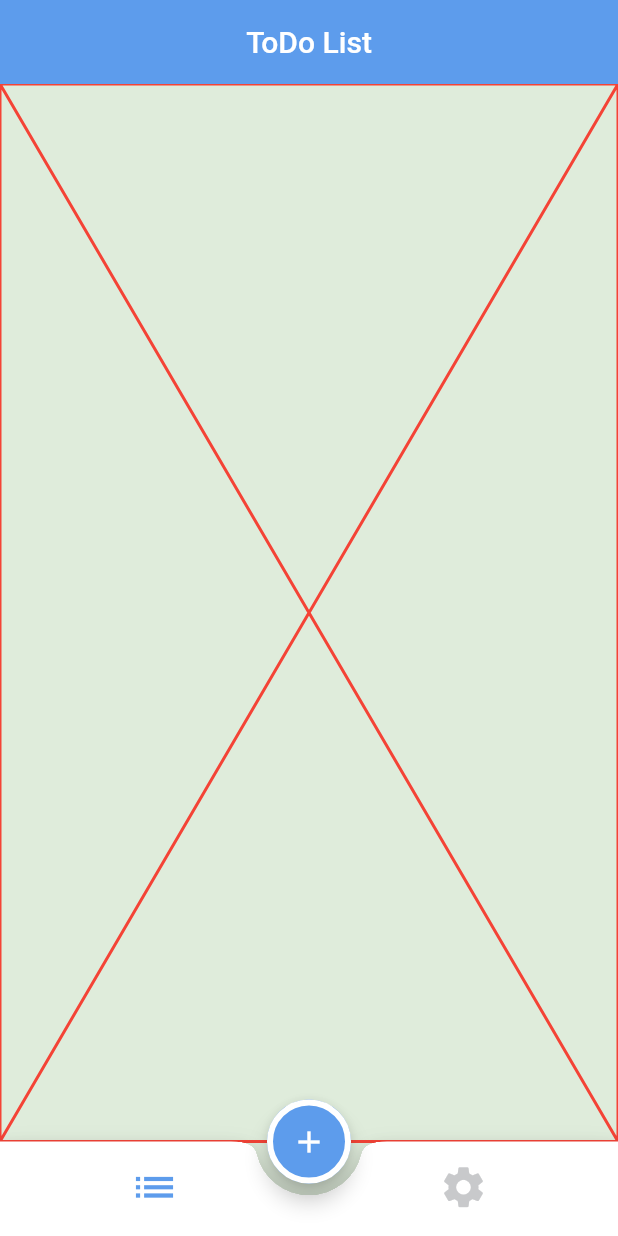
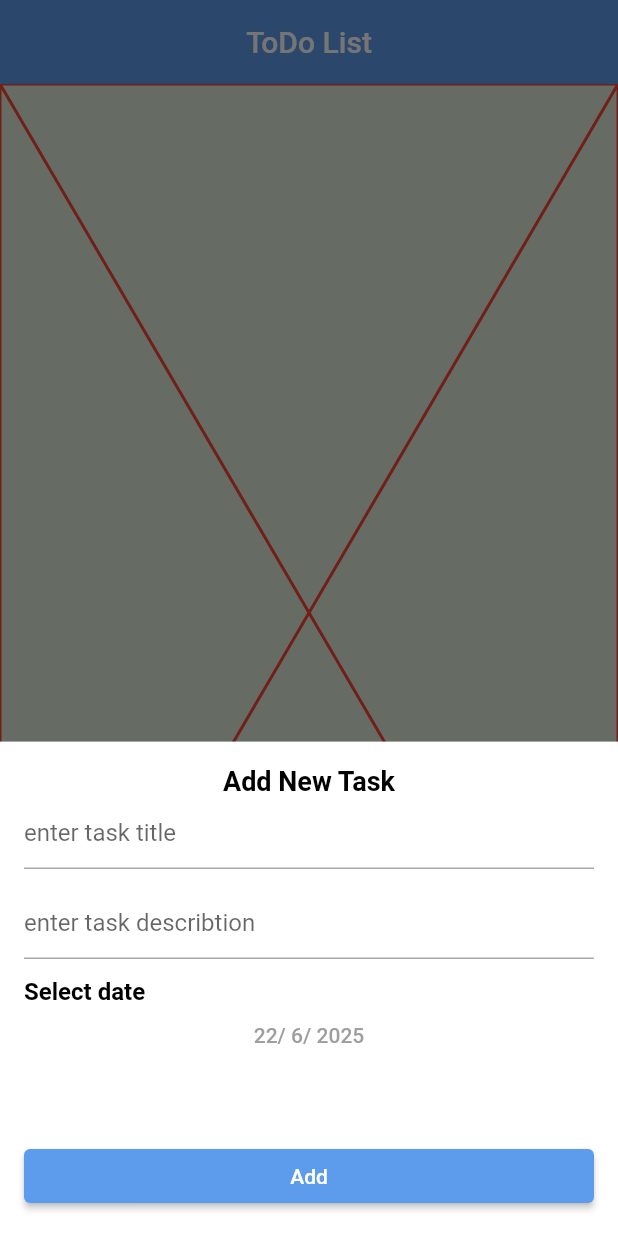
Before and after one commit to Engiielshaer/todo, a Flutter app: the screen it shows after launch, after a tap on the "add" icon, on a phone screen of 412 x 824 dp. Run offline on Flutter 3.47's test engine with Material 3 defaults, Android fonts, the phone set to English and light mode, and no system bars.

Commit message:
Finished add bottom sheet ui

```diff
--- /dev/null
+++ b/lib/ui/screens/add_bottom_sheet/add_bottom_sheet.dart
@@ -0,0 +1,73 @@
+
+import 'package:flutter/material.dart';
+import 'package:todo_app2/ui/utils/app_style.dart';
+import 'package:todo_app2/ui/utils/date_time_extension.dart';
+
+class AddBottomSheet extends StatefulWidget {
+  const AddBottomSheet({super.key});
+
+  @override
+  State<AddBottomSheet> createState() => _AddBottomSheetState();
+
+  static void show(BuildContext context){
+    showModalBottomSheet(
+        context: context,
+        isScrollControlled: true,
+        builder: (context) => Padding(
+      padding: MediaQuery.of(context).viewInsets,
+      child: const AddBottomSheet(),
+    ));
+  }
+
+}
+class _AddBottomSheetState extends State<AddBottomSheet> {
+  DateTime selectedDate=DateTime.now();
+  @override
+  Widget build(BuildContext context) {
+    return   Container(
+      height: MediaQuery.of(context).size.height*.4,
+      padding: const EdgeInsets.all(16),
+      child: Column(
+        crossAxisAlignment: CrossAxisAlignment.stretch,
+        children: [
+          const Text("Add New Task",textAlign: TextAlign.center,style: AppStyle.bottomSheetTitle,),
+          const TextField(
+            decoration: InputDecoration(
+              hintText: "enter task title"
+            ),
+          ),
+          const SizedBox(height: 12,),
+          const TextField(
+            decoration: InputDecoration(
+                hintText: "enter task describtion"
+            ),
+          ),
+          const SizedBox(height: 12,),
+            Text("Select date",style: AppStyle.bottomSheetTitle.copyWith(fontSize:16),),
+          const SizedBox(height: 12,),
+            InkWell(
+              onTap: (){
+                ShowMyDatePicker();
+              },
+                child: Text(selectedDate.toFormattedDate,textAlign: TextAlign.center,style: AppStyle.normalGreyTextStyle,)),
+          const Spacer(),
+          ElevatedButton(onPressed: (){},
+              child: const Text("Add"))
+        ],
+      ),
+    );
+  }
+
+  void ShowMyDatePicker() async{
+   selectedDate=await showDatePicker(
+        context: context,
+        initialDate: selectedDate,
+        firstDate: DateTime.now(),
+        lastDate: DateTime.now().add(const Duration(days: 365))
+    ) ?? selectedDate ;
+   setState(() {
+
+   });
+
+  }
+}
--- a/lib/ui/screens/home/home.dart
+++ b/lib/ui/screens/home/home.dart
@@ -1,4 +1,5 @@
 import 'package:flutter/material.dart';
+import 'package:todo_app2/ui/screens/add_bottom_sheet/add_bottom_sheet.dart';
 import 'package:todo_app2/ui/screens/home/tabs/list/list_tab.dart';
 import 'package:todo_app2/ui/screens/home/tabs/settings/settings_tab.dart';
 import 'package:todo_app2/ui/utils/app_color.dart';
@@ -24,6 +25,7 @@ class _HomeState extends State<Home> {
       bottomNavigationBar: buildBottomNavigationBar(),
       floatingActionButton: buildFab(),
       floatingActionButtonLocation: FloatingActionButtonLocation.centerDocked,
+
     );
   }
 
@@ -49,8 +51,10 @@ class _HomeState extends State<Home> {
 
   Widget buildFab()=>FloatingActionButton(
     backgroundColor: AppColors.primary,
-    shape: const StadiumBorder(side: BorderSide(color: Colors.white,width: 4)),
-    onPressed: (){},
+    shape: const StadiumBorder(side: BorderSide(color: AppColors.white,width: 4)),
+    onPressed: (){
+      AddBottomSheet.show(context);
+    },
     child: const Icon(Icons.add),
   );
 }
--- /dev/null
+++ b/lib/ui/utils/app_style.dart
@@ -0,0 +1,29 @@
+import 'package:flutter/material.dart';
+
+import 'app_color.dart';
+
+
+abstract class AppStyle {
+  static const TextStyle appBarStyle = TextStyle(
+      fontSize: 30, fontWeight: FontWeight.bold, color: AppColors.white);
+  static const TextStyle titlesTextStyle = TextStyle(
+      fontSize: 27, fontWeight: FontWeight.bold, color: AppColors.primary);
+
+  static const TextStyle bottomSheetTitle = TextStyle(
+      fontSize: 18, fontWeight: FontWeight.w700, color: AppColors.black);
+
+  static const TextStyle bodyTextStyle = TextStyle(
+      fontSize: 12, fontWeight: FontWeight.w600, color: AppColors.black);
+
+  static const TextStyle appBarDarkStyle = TextStyle(
+      fontSize: 30, fontWeight: FontWeight.bold, color: AppColors.black);
+
+  static const TextStyle unSelectedCalendarDayStyle = TextStyle(
+      color: AppColors.black, fontWeight: FontWeight.bold, fontSize: 15);
+
+  static TextStyle selectedCalendarDayStyle =
+  unSelectedCalendarDayStyle.copyWith(color: AppColors.primary);
+  static const TextStyle normalGreyTextStyle =
+  TextStyle(fontSize: 14, color: Colors.grey, fontWeight: FontWeight.w500);
+
+}
--- /dev/null
+++ b/lib/ui/utils/date_time_extension.dart
@@ -0,0 +1,5 @@
+extension TimeExtension on DateTime{
+  String get toFormattedDate{
+    return "$day/ $month/ $year";
+  }
+}
```
